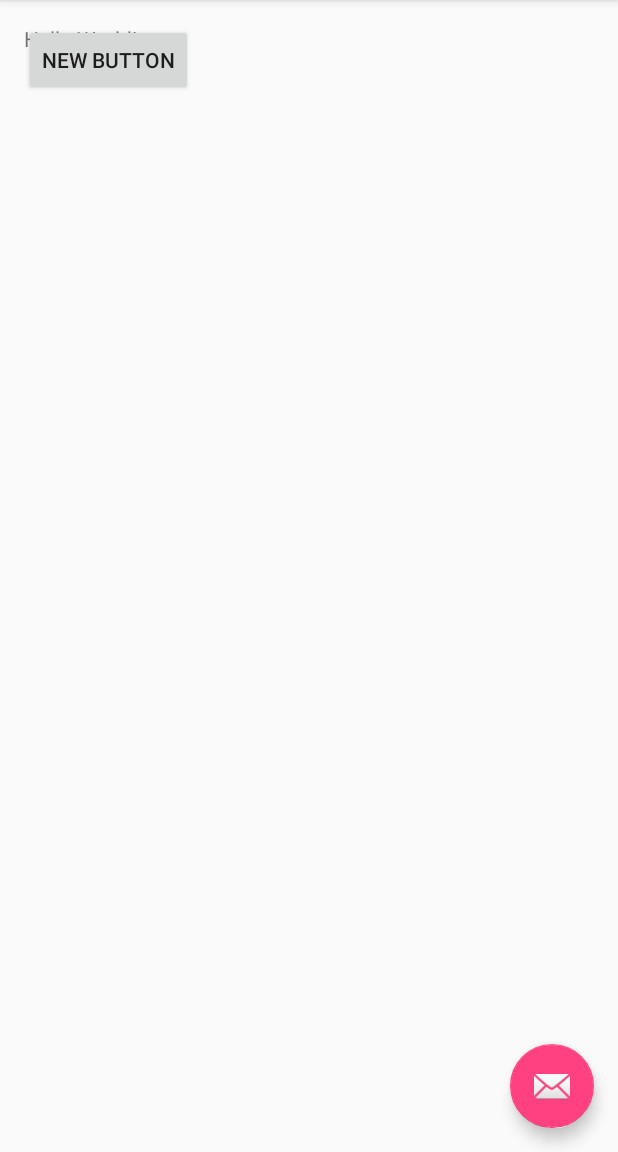
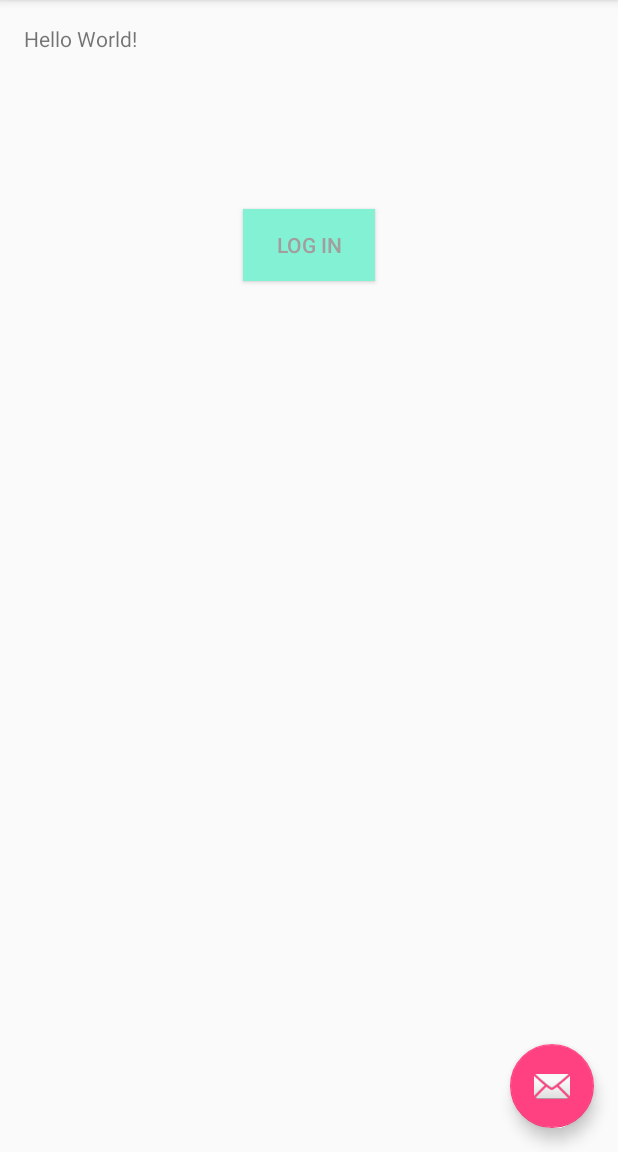
Before and after one commit to Estheroy/CS110Lab2, an Android app: the screen it shows after launch (MainActivity), on a phone screen of 412 x 824 dp, the part 84-1236 px from its top. Run offline under Robolectric (Android 15) with nearby library versions, the phone set to English and light mode, and no system bars.

Commit message:
change button text and color

```diff
--- a/app/src/main/res/layout/content_main.xml
+++ b/app/src/main/res/layout/content_main.xml
@@ -10,11 +10,16 @@
     tools:showIn="@layout/activity_main" tools:context=".MainActivity">
 
     <TextView android:text="Hello World!" android:layout_width="wrap_content"
-        android:layout_height="wrap_content" />
+        android:layout_height="wrap_content"
+        android:id="@+id/textView" />
 
     <Button
         android:layout_width="wrap_content"
         android:layout_height="wrap_content"
-        android:text="New Button"
-        android:id="@+id/button" />
+        android:text="Log in"
+        android:layout_below="@+id/textView"
+        android:layout_centerHorizontal="true"
+        android:layout_marginTop="104dp"
+        android:background="#82f1d4"
+        android:textColor="#a39e9e" />
 </RelativeLayout>
```
